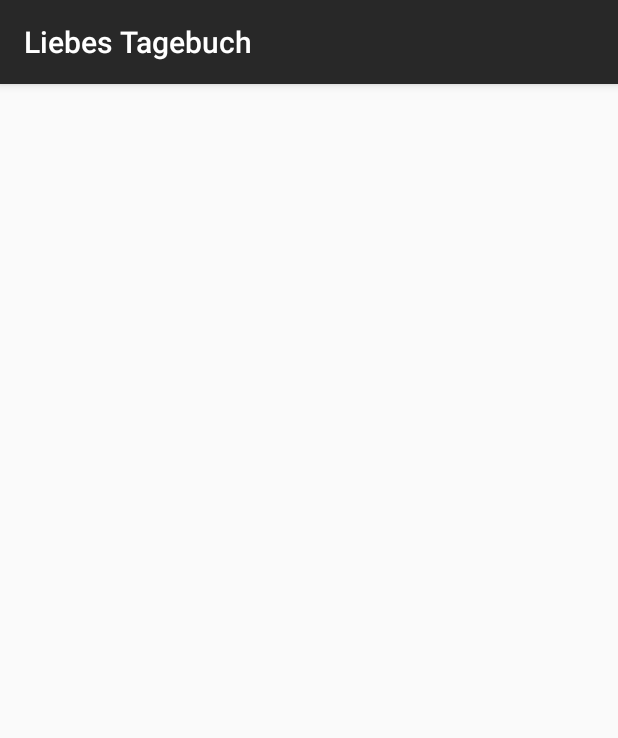
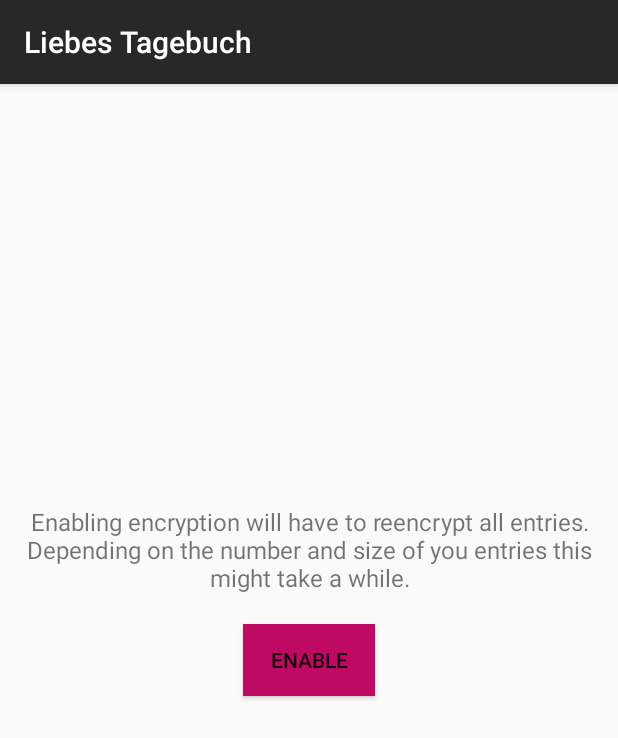
Before and after one commit to ragor114/LiebesTagebuch, an Android app: the EnableEncryptionActivity screen opened directly, with no data from a screen before it, on a phone screen of 412 x 824 dp. Shown: the top 738 px of the screen. Run offline under Robolectric (Android 15) with nearby library versions, the phone set to English and light mode, and no system bars.

Commit message:
implemented reactivating encryption

```diff
--- a/app/src/main/java/ur/mi/liebestagebuch/Settings/EnableEncryptionActivity.java
+++ b/app/src/main/java/ur/mi/liebestagebuch/Settings/EnableEncryptionActivity.java
@@ -1,15 +1,127 @@
 package ur.mi.liebestagebuch.Settings;
 
+import android.content.Intent;
 import android.os.Bundle;
+import android.view.View;
+import android.widget.Button;
+import android.widget.TextView;
 
 import androidx.annotation.Nullable;
 import androidx.appcompat.app.AppCompatActivity;
 
-public class EnableEncryptionActivity extends AppCompatActivity {
+import java.util.ArrayList;
+import java.util.Date;
+import java.util.List;
+
+import ur.mi.liebestagebuch.DetailAndEditActivity.DetailActivityConfig;
+import ur.mi.liebestagebuch.Encryption.CryptoListener;
+import ur.mi.liebestagebuch.Encryption.StringTransformHelper;
+import ur.mi.liebestagebuch.R;
+import ur.mi.liebestagebuch.database.DBHelper;
+import ur.mi.liebestagebuch.database.DatabaseListener;
+import ur.mi.liebestagebuch.database.data.Entry;
+
+public class EnableEncryptionActivity extends AppCompatActivity implements DatabaseListener, CryptoListener {
+
+    private Button enableButton;
+    private TextView encryptionRunningTv;
+
+    private DBHelper dbHelper;
+    private List<Entry> allEntries;
+    private ArrayList<String> allContents;
+    private int currentEntryPosition;
+    private byte[] currentIv;
+    private byte[] currentSalt;
+    private Date currentDate;
 
     @Override
     protected void onCreate(@Nullable Bundle savedInstanceState) {
         super.onCreate(savedInstanceState);
+        setContentView(R.layout.enable_encryption_activity);
+        enableButton = findViewById(R.id.enable_encryption_button);
+        encryptionRunningTv = findViewById(R.id.enable_encryption_text);
+        encryptionRunningTv.setVisibility(View.INVISIBLE);
+        enableButton.setOnClickListener(new View.OnClickListener() {
+            @Override
+            public void onClick(View v) {
+                startReencryption();
+            }
+        });
     }
 
+    private void startReencryption() {
+        dbHelper = new DBHelper(this, this);
+        encryptionRunningTv.setVisibility(View.VISIBLE);
+        currentEntryPosition = 0;
+        allContents = new ArrayList<>();
+        dbHelper.getAllEntries();
+    }
+
+    @Override
+    public void updateFinished(int updateCode) {
+        switch (updateCode){
+            case DetailActivityConfig.CONTENT_UPDATE_CODE:
+                dbHelper.updateEntryIV(currentDate, currentIv);
+                break;
+            case DetailActivityConfig.IV_UPDATE_CODE:
+                dbHelper.updateEntrySalt(currentDate, currentSalt);
+                break;
+            case DetailActivityConfig.SALT_UPDATE_CODE:
+                currentEntryPosition++;
+                encryptSingleEntry();
+                break;
+        }
+    }
+
+    @Override
+    public void entryFound(Entry foundEntry) {
+
+    }
+
+    @Override
+    public void allEntriesFound(List<Entry> allEntries) {
+        this.allEntries = allEntries;
+        for(Entry current : allEntries){
+            allContents.add(current.getContent());
+        }
+        encryptSingleEntry();
+    }
+
+    private void encryptSingleEntry() {
+        if(currentEntryPosition < allContents.size()){
+            StringTransformHelper.startEncryption(allContents.get(currentEntryPosition), this);
+        } else{
+            finishEditing();
+        }
+    }
+
+    private void finishEditing() {
+        Intent intent = new Intent();
+        intent.putExtra(SettingsConfig.HAS_ENCRYPTED_KEY, true);
+        setResult(RESULT_OK, intent);
+        finish();
+    }
+
+    @Override
+    public void onEncryptionFinished(String result, byte[] iv, byte[] salt) {
+        this.currentDate = allEntries.get(currentEntryPosition).getDate();
+        this.currentIv = iv;
+        this.currentSalt = salt;
+        dbHelper.updateEntryContent(currentDate, result);
+    }
+
+    @Override
+    public void onDecryptionFinished(String result) {
+
+    }
+
+    @Override
+    public void onEncryptionFailed() {
+        //TODO: Make useful.
+    }
+
+    @Override
+    public void onDecryptionFailed() {
+
+    }
 }
--- a/app/src/main/java/ur/mi/liebestagebuch/Settings/SettingsConfig.java
+++ b/app/src/main/java/ur/mi/liebestagebuch/Settings/SettingsConfig.java
@@ -9,6 +9,8 @@ public class SettingsConfig {
     public static final String TIMEPICKER_MINUTE = "time_minute";
 
     public static final String HAS_DECRYPTED_KEY = "Has decrypted";
+    public static final String HAS_ENCRYPTED_KEY = "Has encrypted";
     public static final int DECRYPTION_REQUEST_CODE = 2468;
+    public static final int ENCRYPTION_REQUEST_CODE = 3579;
 
 }
--- /dev/null
+++ b/app/src/main/res/layout/enable_encryption_activity.xml
@@ -0,0 +1,33 @@
+<?xml version="1.0" encoding="utf-8"?>
+<RelativeLayout xmlns:android="http://schemas.android.com/apk/res/android"
+    android:layout_width="match_parent" android:layout_height="match_parent"
+    android:padding="10dp">
+
+    <TextView
+        android:layout_width="match_parent"
+        android:layout_height="wrap_content"
+        android:textAlignment="center"
+        android:text="@string/note_enable_encryption"
+        android:textSize="16sp"
+        android:layout_above="@id/enable_encryption_button"
+        android:layout_marginBottom="20dp"/>
+
+    <Button
+        android:id="@+id/enable_encryption_button"
+        android:layout_width="wrap_content"
+        android:layout_height="wrap_content"
+        android:layout_centerInParent="true"
+        android:background="@color/button_color"
+        android:text="@string/enable_encryption_botton"/>
+
+    <TextView
+        android:id="@+id/enable_encryption_text"
+        android:layout_width="match_parent"
+        android:layout_height="wrap_content"
+        android:text="@string/encryption_running"
+        android:layout_below="@id/enable_encryption_button"
+        android:textAlignment="center"
+        android:layout_marginTop="30dp"
+        android:textSize="20sp"/>
+
+</RelativeLayout>
--- a/app/src/main/res/values/strings.xml
+++ b/app/src/main/res/values/strings.xml
@@ -49,4 +49,7 @@
     <string name="disable_encryption_button">Disable</string>
     <string name="disable_decryption_running">Decryption running, please wait</string>
     <string name="note_disable">Disabling Encryption will have to Decrypt all existing Entries.</string>
+    <string name="enable_encryption_botton">Enable</string>
+    <string name="note_enable_encryption">Enabling encryption will have to reencrypt all entries. Depending on the number and size of you entries this might take a while.</string>
+    <string name="encryption_running">Encryption running, please wait</string>
 </resources>
```
Also changed, not shown: app/src/main/java/ur/mi/liebestagebuch/Settings/SettingsActivity.java (+15 -3 lines).
